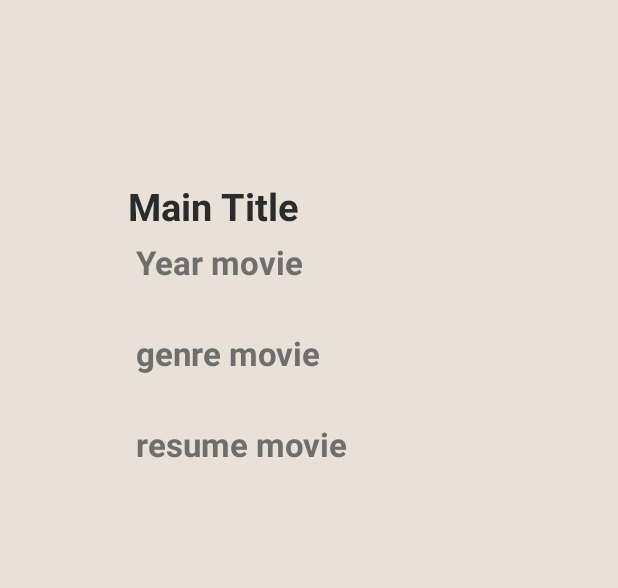
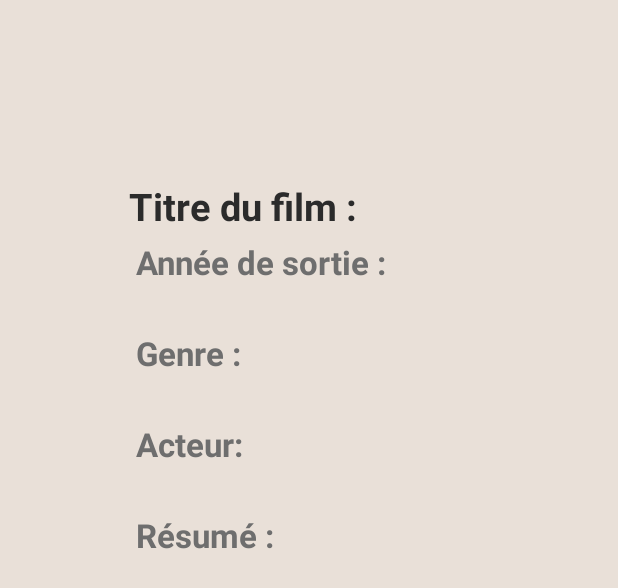
Before and after one commit to LowDeep/MovieLand, an Android app: the layout listitem_dvd.xml on its own in the app's theme, with its tools: preview values and no code run, on a phone screen of 412 x 824 dp. Shown: the top 588 px of the screen. Run offline under Robolectric (Android 15) with nearby library versions, the phone set to English and light mode, and no system bars.

Commit message:
Merge branch 'dev' of https://github.com/LowDeep/MovieLand into dev
# Conflicts:
#	app/src/main/res/layout/activity_view_film.xml

```diff
--- a/app/src/main/java/com/example/progmobileproject/ConnectionActivity.java
+++ b/app/src/main/java/com/example/progmobileproject/ConnectionActivity.java
@@ -2,6 +2,7 @@ package com.example.progmobileproject;
 
 import androidx.appcompat.app.AppCompatActivity;
 
+import android.content.Context;
 import android.content.Intent;
 import android.content.SharedPreferences;
 import android.database.Cursor;
@@ -71,12 +72,13 @@ public class ConnectionActivity extends AppCompatActivity {
     }
 
     public void saveData(){
-        SharedPreferences sharedPreferences = getSharedPreferences(SHARED_PREFS,MODE_WORLD_READABLE);
+        SharedPreferences sharedPreferences = getSharedPreferences(SHARED_PREFS, Context.MODE_PRIVATE);
         SharedPreferences.Editor  editor = sharedPreferences.edit();
 
 
         editor.putString("username",text_username.getText().toString());
         editor.putBoolean("Connected",true);
+        editor.commit();
     }
 
 }
--- a/app/src/main/java/com/example/progmobileproject/ViewFilmActivity.java
+++ b/app/src/main/java/com/example/progmobileproject/ViewFilmActivity.java
@@ -80,10 +80,7 @@ public class ViewFilmActivity extends AppCompatActivity {
         super.onResume();
 
         //INTERNATIONNALISATION des mots
-        texteTitreFilm.setText(String.format(getString(R.string.titre_du_film),film.getTitre()));
-        texteAnneeFilm.setText(String.format(getString(R.string.annee_de_sortie),film.getAnnee()));
-        texteGenreFilm.setText(String.format(getString(R.string.genre),film.getGenre()));
-        texteResumeFilm.setText(String.format(getString(R.string.resume),film.getResume()));
+
         String acteurs="";
         //ON RECUPERE LA LISTE DES ACTEURS
         /*for(String acteur : film.getActeurs()){
--- a/app/src/main/res/layout-land/listitem_dvd.xml
+++ b/app/src/main/res/layout-land/listitem_dvd.xml
@@ -8,25 +8,7 @@
     android:background="@color/colorback"
     >
 
-    <TextView
 
-        android:layout_marginLeft="10dp"
-        android:layout_width="270dp"
-        android:layout_height="70dp"
-        android:text="MovieLand"
-        android:layout_marginTop="10dp"
-        android:layout_gravity="center"
-        android:textAlignment="center"
-        android:paddingLeft="10dp"
-        android:background="@color/colorWhite"
-        android:textColor="@color/colortitle"
-        android:textSize="50dp"
-        android:textStyle="italic|bold"/>
-    <!--<ImageView
-        android:layout_width="75dp"
-        android:layout_height="95dp"
-        android:id="@+id/image_item"></ImageView>
--->
     <LinearLayout
         android:layout_width="wrap_content"
         android:layout_height="match_parent"
@@ -38,7 +20,7 @@
     <TextView
 
         android:id="@+id/listItemDVD_titre"
-        android:text="Main Title"
+        android:text="@string/titre_du_film"
         android:maxLines="1"
         android:layout_marginTop="0dp"
         android:layout_width="250dp"
@@ -51,7 +33,7 @@
     <TextView
 
         android:id="@+id/listItemDVD_annee"
-        android:text="Year movie"
+        android:text="@string/annee_de_sortie"
 
         android:textStyle="bold"
         android:layout_margin="5dp"
@@ -66,7 +48,23 @@
         <TextView
 
             android:id="@+id/listItemDVD_genre"
-            android:text="genre movie"
+            android:text="@string/genre"
+
+            android:textStyle="bold"
+            android:layout_margin="5dp"
+
+            android:layout_width="250dp"
+            android:layout_height="50dp"
+            android:paddingLeft="10dp"
+
+            android:layout_marginTop="30dp"
+            android:textColor="@color/colorGris"
+            android:textSize="22dp"
+            />
+        <TextView
+
+            android:id="@+id/listItemDVD_acteurs"
+            android:text="@string/acteurs"
 
             android:textStyle="bold"
             android:layout_margin="5dp"
@@ -82,7 +80,7 @@
     <TextView
 
         android:id="@+id/listItemDVD_resume"
-        android:text="resume movie"
+        android:text="@string/resume"
 
         android:maxLines="3"
         android:ellipsize="end"
--- a/app/src/main/res/layout/listitem_dvd.xml
+++ b/app/src/main/res/layout/listitem_dvd.xml
@@ -20,7 +20,7 @@
     <TextView
 
         android:id="@+id/listItemDVD_titre"
-        android:text="Main Title"
+        android:text="@string/titre_du_film"
         android:maxLines="1"
         android:layout_marginTop="50dp"
         android:layout_width="wrap_content"
@@ -33,7 +33,7 @@
     <TextView
 
         android:id="@+id/listItemDVD_annee"
-        android:text="Year movie"
+        android:text="@string/annee_de_sortie"
 
         android:textStyle="bold"
         android:layout_margin="5dp"
@@ -48,7 +48,23 @@
         <TextView
 
             android:id="@+id/listItemDVD_genre"
-            android:text="genre movie"
+            android:text="@string/genre"
+
+            android:textStyle="bold"
+            android:layout_margin="5dp"
+
+            android:layout_width="250dp"
+            android:layout_height="50dp"
+            android:paddingLeft="10dp"
+
+            android:layout_marginTop="30dp"
+            android:textColor="@color/colorGris"
+            android:textSize="22dp"
+            />
+        <TextView
+
+            android:id="@+id/listItemDVD_acteurs"
+            android:text="@string/acteurs"
 
             android:textStyle="bold"
             android:layout_margin="5dp"
@@ -64,7 +80,7 @@
     <TextView
 
         android:id="@+id/listItemDVD_resume"
-        android:text="resume movie"
+        android:text="@string/resume"
 
         android:maxLines="3"
         android:ellipsize="end"
--- a/app/src/main/res/layout/main_application_layout.xml
+++ b/app/src/main/res/layout/main_application_layout.xml
@@ -24,6 +24,7 @@
         android:textColor="@color/colortitle"
         android:textSize="50dp"
         android:textStyle="italic|bold"/>
+
     <ImageView
         android:id="@+id/LogoConnexion"
         android:layout_width="match_parent"
--- a/app/src/main/res/values/strings.xml
+++ b/app/src/main/res/values/strings.xml
@@ -1,11 +1,11 @@
 <resources>
     <string name="app_name">MovieLand</string>
 
-    <string name="titre_du_film">Titre du film : %s</string>
-    <string name="annee_de_sortie">Année de sortie : %d</string>
-    <string name="genre">Genre : %s</string>
-    <string name="acteurs">Acteur: %s</string>
-    <string name="resume">Résumé : %s</string>
+    <string name="titre_du_film">Titre du film : </string>
+    <string name="annee_de_sortie">Année de sortie : </string>
+    <string name="genre">Genre : </string>
+    <string name="acteurs">Acteur: </string>
+    <string name="resume">Résumé : </string>
     <string name="mon_compte">Mon Compte</string>
     <string name="ajout_film_bouton">Ajouter un film</string>
     <string name="deconnection">Déconnexion</string>
```
Also changed, not shown: app/src/main/java/com/example/progmobileproject/Classes/Compte.java (+25 -1 lines), app/src/main/java/com/example/progmobileproject/MainApplicationPage.java (+27 -0 lines), app/src/main/java/com/example/progmobileproject/PageAcceuilModeConnecte.java (+5 -2 lines), app/src/main/res/layout-land/activity_view_film.xml (+34 -22 lines), app/src/main/res/layout/activity_view_film.xml (+14 -1 lines), 1 other file.
